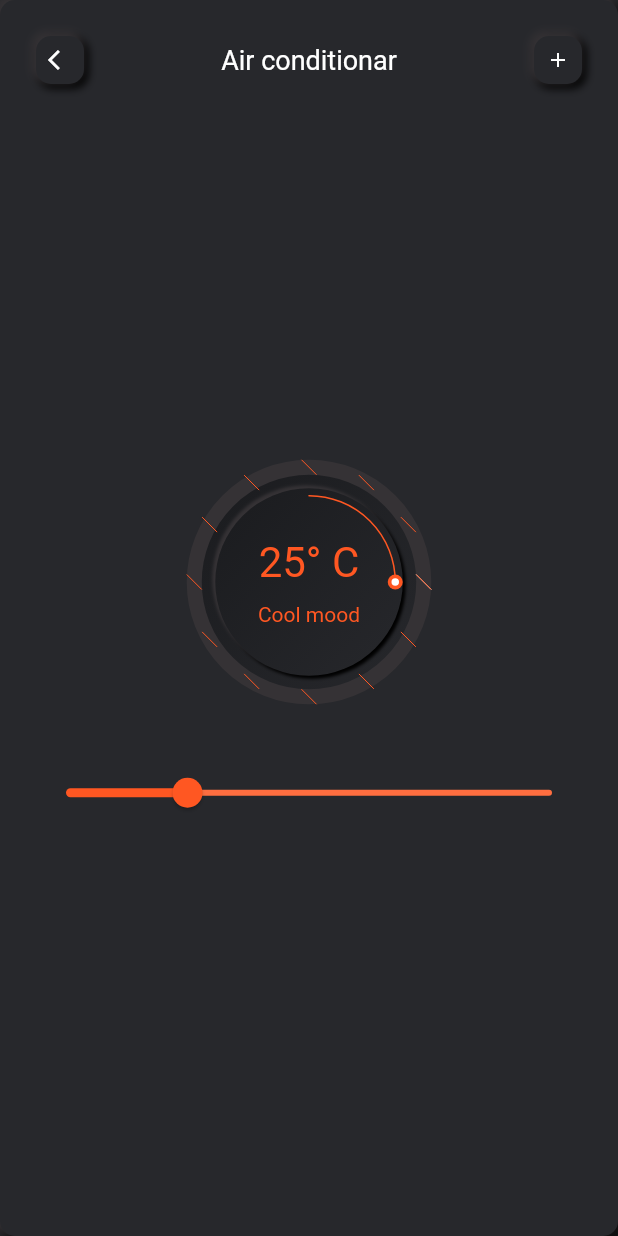
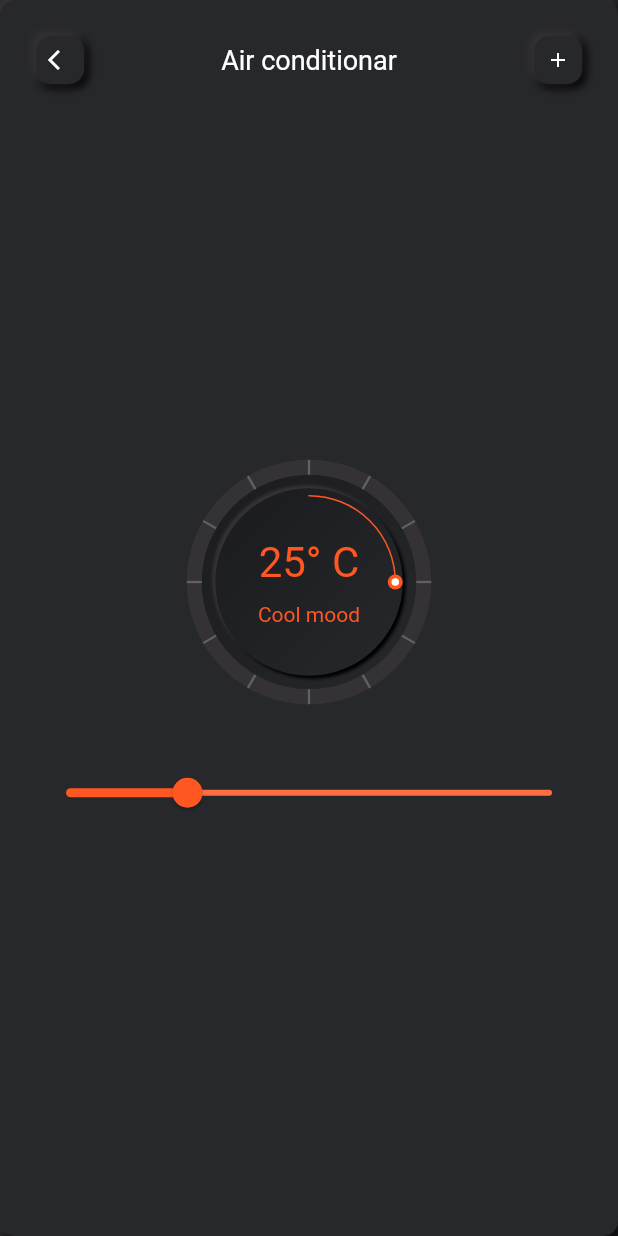
Before and after one commit to Ajit121/smart_home, a Flutter app: the screen it shows after launch, after a tap on "Air conditionar", on a phone screen of 412 x 824 dp. Run offline on Flutter 3.47's test engine with Material 2 defaults, Android fonts, the phone set to English and light mode, and no system bars; our stand-ins replace flutter_svg.

Commit message:
Merge branch 'master' of https://github.com/Ajit121/smart_home
# Conflicts:
#	.gitignore

```diff
--- a/lib/device.dart
+++ b/lib/device.dart
@@ -7,6 +7,8 @@ import 'package:smart_home/data/Device.dart';
 import 'package:smart_home/theme/Colors.dart';
 import 'package:smart_home/theme/theme.dart';
 import 'package:vector_math/vector_math.dart' show radians;
+import 'dart:math' as math;
+
 
 class DevicePage extends StatelessWidget {
   final Device device;
@@ -275,6 +277,13 @@ class TempretureIndicator extends CustomPainter {
 
   TempretureIndicator({this.tempreture});
 
+  final linePainter = Paint()
+    ..color = lineColor
+    ..style = PaintingStyle.stroke
+    ..strokeWidth = 1.5;
+  final double lineHeight = 8;
+  final int maxLines = 12;
+  final previousPoint = 0.0;
   @override
   void paint(Canvas canvas, Size size) {
     final circleWidth = 10.0;
@@ -284,44 +293,43 @@ class TempretureIndicator extends CustomPainter {
       ..strokeWidth = circleWidth
       ..color = Brighter
       ..style = PaintingStyle.stroke;
-    /* ..shader = SweepGradient(
-          colors: [Brighter, Brighter],
-          startAngle: 0.0,
-          endAngle: arcAngle).createShader(Rect.fromCircle(center: center,radius: radius));*/
 
     canvas.drawCircle(center, radius, indicatorPaint);
 
-    Paint linePaint = Paint()..style = PaintingStyle.stroke;
+    canvas.translate(size.width / 2, size.height / 2);
 
-    int p = 0;
-    final interval = 30;
-    do {
-      final progress = p / 100;
-      final lineAngle = 2 * pi * progress - (pi / 2);
+    canvas.save();
 
-      final rad = radians(p.toDouble());
+    final progressPercentage = tempreture/100;
 
-      print('line drawing $lineAngle  $progress $p');
+    final progress = tempreture / 100;
+    final thumbAngle = 2 * pi * progress - (pi / 2);
+    final thumbX = cos(thumbAngle) * radius;
+    final thumbY = sin(thumbAngle) * radius;
+    final thumbCenter = new Offset(thumbX, thumbY) + center;
 
-      linePaint.color = tempreture/100 < progress ? accentColor : Colors.white;
-      final dx = (cos(rad) * radius);
-      final dy = (sin(rad) * radius);
+   // final deg  = atan2(y2-y1, x2-x1);
+   // print('degree  $deg');
+   // print('progress $progressPercentage');
+    List.generate(maxLines, (i) {
 
-      final circleCenter = new Offset(dx, dy) + center;
+      final lineAngle =2 * pi * progress - (pi / 2);
 
-      final p1 = Offset(
-          circleCenter.dx + circleWidth / 2, circleCenter.dy + circleWidth / 2);
+      //print('calculationg $lineAngle  and $thumbAngle');
 
-      final dx2 = (cos(rad) * radius);
-      final dy2 = (sin(rad) * radius);
-      final circleCenter2 = new Offset(dx2, dy2) + center;
 
-      final p2 = Offset(circleCenter2.dx - circleWidth / 2,
-          circleCenter2.dy - circleWidth / 2);
-      canvas.drawLine(p1, p2, linePaint);
+      final a1 =  Offset(0, radius + 5);
+      final b1 =  Offset(0, radius - 5);
 
-      p += interval;
-    } while (p <= 360);
+      canvas.drawLine(
+         a1, b1, linePainter);
+      canvas.rotate(2 * pi / maxLines);
+
+
+    });
+
+    canvas.restore();
+
   }
 
   @override
--- a/lib/theme/Colors.dart
+++ b/lib/theme/Colors.dart
@@ -7,6 +7,7 @@ const Color Brighter = Color(0xff353235);
 const Color LightBrighter = const Color(0xff1A1B1E);
 //  static const Color Darker = Color(0xff1D1F21);
 const Color Darker = Colors.black;
+const Color lineColor = const Color(0xFF616161);
 const Color tempIconColor = const Color(0xff26C6DA);
 const Color tempIconColorBackground = const Color(0x8026C6DA);
 const Color humidityIconColor = const Color(0xfff6d55c);
```
